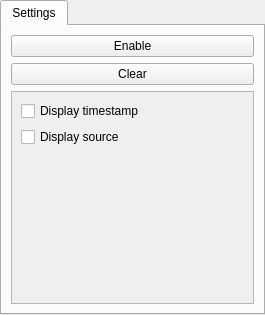
QkThings/qkwidget, file private/debugsettingswidget.ui: the form before one commit.
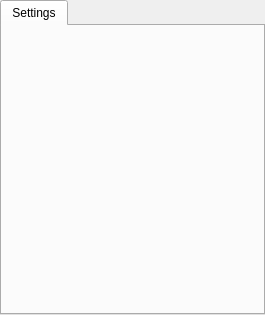
The form after the commit.

Patch:
```diff
--- a/private/debugsettingswidget.ui
+++ b/private/debugsettingswidget.ui
@@ -35,74 +35,7 @@
       <attribute name="title">
        <string>Settings</string>
       </attribute>
-      <layout class="QVBoxLayout" name="verticalLayout">
-       <item>
-        <widget class="QPushButton" name="buttonEnable">
-         <property name="text">
-          <string>Enable</string>
-         </property>
-         <property name="checkable">
-          <bool>true</bool>
-         </property>
-         <property name="checked">
-          <bool>false</bool>
-         </property>
-        </widget>
-       </item>
-       <item>
-        <widget class="QPushButton" name="buttonClear">
-         <property name="text">
-          <string>Clear</string>
-         </property>
-        </widget>
-       </item>
-       <item>
-        <widget class="QScrollArea" name="scrollArea">
-         <property name="widgetResizable">
-          <bool>true</bool>
-         </property>
-         <widget class="QWidget" name="scrollAreaWidgetContents">
-          <property name="geometry">
-           <rect>
-            <x>0</x>
-            <y>0</y>
-            <width>241</width>
-            <height>208</height>
-           </rect>
-          </property>
-          <layout class="QVBoxLayout" name="verticalLayout_4">
-           <item>
-            <widget class="QCheckBox" name="checkTimestamp">
-             <property name="text">
-              <string>Display timestamp</string>
-             </property>
-            </widget>
-           </item>
-           <item>
-            <widget class="QCheckBox" name="checkSource">
-             <property name="text">
-              <string>Display source</string>
-             </property>
-            </widget>
-           </item>
-           <item>
-            <spacer name="verticalSpacer">
-             <property name="orientation">
-              <enum>Qt::Vertical</enum>
-             </property>
-             <property name="sizeHint" stdset="0">
-              <size>
-               <width>20</width>
-               <height>40</height>
-              </size>
-             </property>
-            </spacer>
-           </item>
-          </layout>
-         </widget>
-        </widget>
-       </item>
-      </layout>
+      <layout class="QVBoxLayout" name="verticalLayout"/>
      </widget>
     </widget>
    </item>
```
